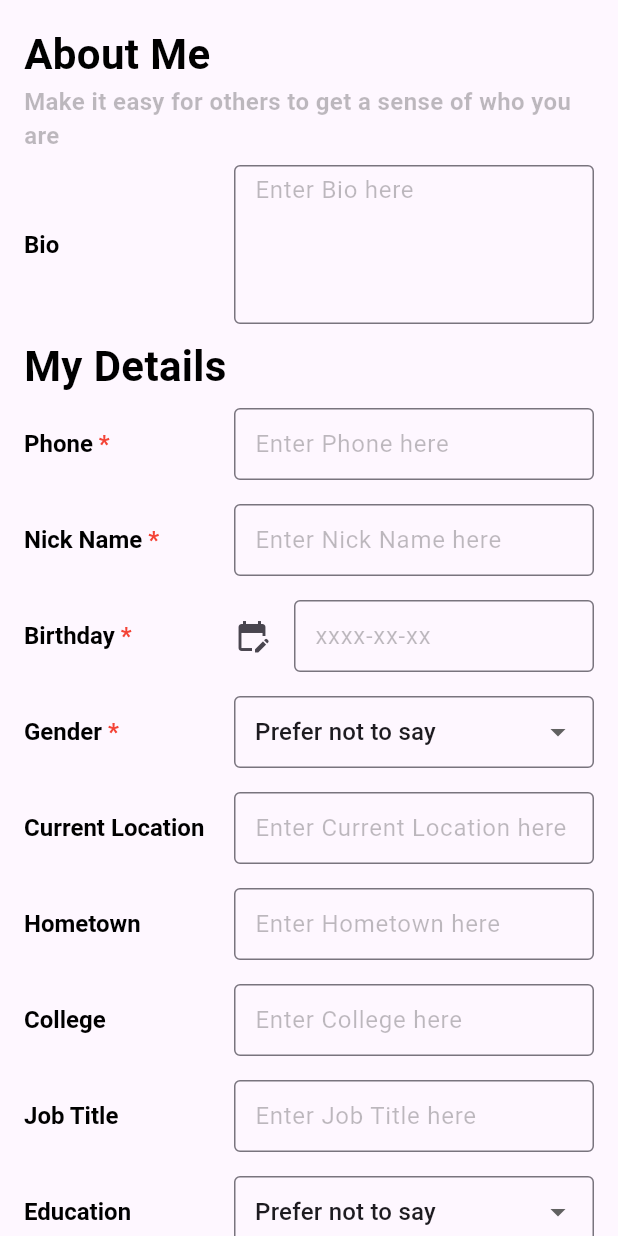
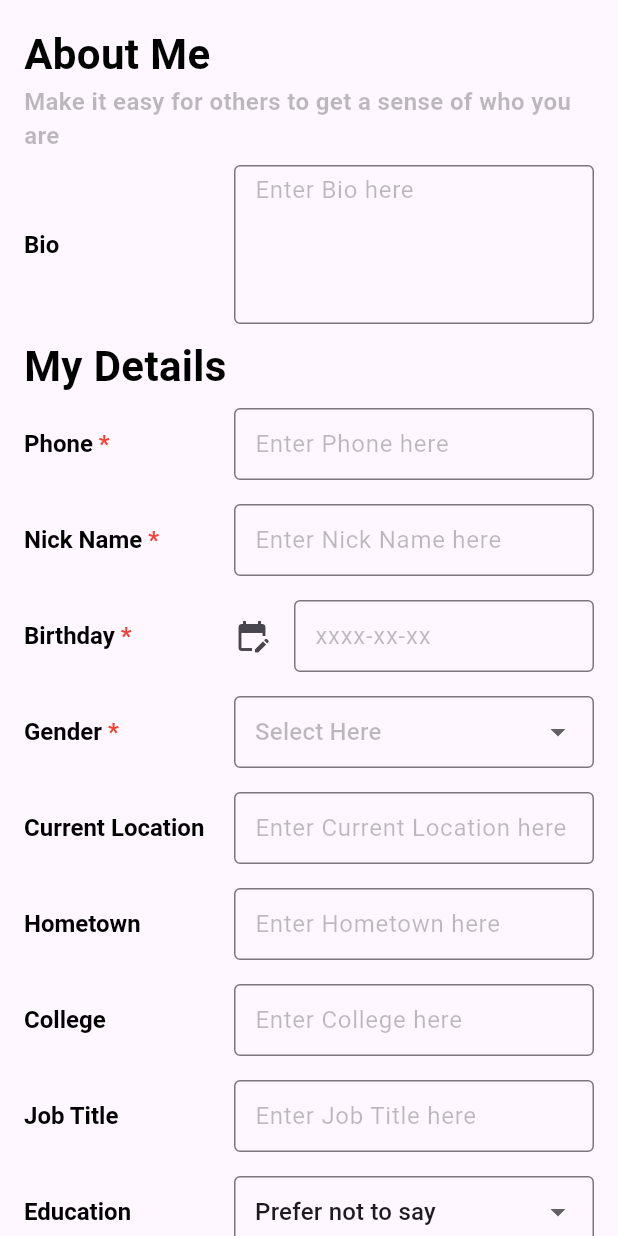
Before and after one commit to SparkUp-App/SparkUp-Android, a Flutter app: the EditProfilePage screen opened directly, on a phone screen of 412 x 824 dp. Run offline on Flutter 3.47's test engine with Material 3 defaults, Android fonts, the light colour scheme and no system bars; missing offline and left inert: toasty_box.

Commit message:
Save Profile Edit Action Temp

```diff
--- a/lib/screen/home_page_sub_screen/profile_page.dart
+++ b/lib/screen/home_page_sub_screen/profile_page.dart
@@ -1,5 +1,9 @@
 import 'package:flutter/material.dart';
+import 'package:spark_up/common_widget/system_message.dart';
 import 'package:spark_up/const_variable.dart';
+import 'package:spark_up/network/network.dart';
+import 'package:spark_up/network/path/post_path.dart';
+import 'package:spark_up/network/path/profile_path.dart';
 import 'package:toasty_box/toasty_box.dart';
 import 'package:toasty_box/toast_enums.dart';
 import 'package:toasty_box/toast_service.dart';
@@ -12,31 +16,37 @@ class EditProfilePage extends StatefulWidget {
 }
 
 class _EditProfilePageState extends State<EditProfilePage> {
+  bool isLoading = false;
   final Map<String, String?> _profileData = {
     //'name': null,
-    'phone': '',
-    'nickname': '',
-    'dob': '',
-    'gender': 'Prefer not to say', //給空字串會炸，除非我們genderList加一個''
-    'bio': '',
-    'current_location': '',
-    'hometown':'',
-    'college': '',
-    'job_title':'',
+    'phone': null,
+    'nickname': null,
+    'dob': null,
+    'gender': null,
+    'bio': null,
+    'current_location': null,
+    'hometown': null,
+    'college': null,
+    'job_title': null,
     'education_level': 'Prefer not to say',
-    'mbti':'Prefer not to say',
+    'mbti': 'Prefer not to say',
     'constellation': 'Prefer not to say',
     'blood_type': 'Prefer not to say',
     'religion': 'Prefer not to say',
-    'sexuality':'Prefer not to say',
-    'ethnicity':'Prefer not to say',
-    'diet':'Prefer not to say',
+    'sexuality': 'Prefer not to say',
+    'ethnicity': 'Prefer not to say',
+    'diet': 'Prefer not to say',
     /*
     'smoke':'Prefer not to say',
     'drinking':'Prefer not to say',
     'marijuana':'Prefer not to say',
     'drugs':'Prefer not to say',
     */
+    'skills': null,
+    'personalities': null,
+    'languages': null,
+    'interest_types': null,
+
     'skills':'',
     'personalities':'',
     'languages':'',
@@ -45,14 +55,14 @@ class _EditProfilePageState extends State<EditProfilePage> {
 
   final Map<String, List<String>> _dropdownOptions = {
     'gender': genderList,
-    'education_level':educationLevelList,
-    'mbti':mbtiList,
-    'constellation':constellationList,
-    'blood_type':bloodTypeList,
-    'religion':religionList,
-    'sexuality':sexualityList,
-    'ethnicity':ethnicityList,
-    'diet':dietList,
+    'education_level': educationLevelList,
+    'mbti': mbtiList,
+    'constellation': constellationList,
+    'blood_type': bloodTypeList,
+    'religion': religionList,
+    'sexuality': sexualityList,
+    'ethnicity': ethnicityList,
+    'diet': dietList,
   };
   late Map<String, TextEditingController> _controllers; //TextField改用TextEditingController去防問題，也避免他重製輸入標
   @override
@@ -80,7 +90,8 @@ class _EditProfilePageState extends State<EditProfilePage> {
   final List<String> _selectedInterestTags = []; //紀錄當前選擇的tag
   final List<String> _availableInterestTags = eventType;
 
-  Widget _buildTagSelector(String label, String key,List<String> selectedTags, List<String> availableTags) {
+  Widget _buildTagSelector(String label, String key, List<String> selectedTags,
+      List<String> availableTags) {
     return Padding(
       padding: const EdgeInsets.symmetric(vertical: 8.0),
       child: Row(
@@ -97,24 +108,29 @@ class _EditProfilePageState extends State<EditProfilePage> {
             child: Column(
               crossAxisAlignment: CrossAxisAlignment.start,
               children: [
-                Wrap(//更彈性的Row
+                Wrap(
+                  //更彈性的Row
                   spacing: 8,
                   runSpacing: 4,
-                  children: selectedTags.map((tag) => Chip(
+                  children: selectedTags
+                      .map((tag) => Chip(
                             label: Text('#' + tag),
                             onDeleted: () {
                               setState(() {
                                 selectedTags.remove(tag);
-                        _profileData[key] = selectedTags.join(','); //要時刻記錄當前操作資訊，避免在這一層刪除資訊但沒紀錄到
+                                _profileData[key] = selectedTags
+                                    .join(','); //要時刻記錄當前操作資訊，避免在這一層刪除資訊但沒紀錄到
                               });
                             },
                             deleteIconColor: Colors.grey,
                             backgroundColor: Colors.grey[200],
-                  )).toList(),
+                          ))
+                      .toList(),
                 ),
                 const SizedBox(height: 8),
                 InkWell(
-                  onTap: () => _showTagSelectionDialog(label, key, selectedTags, availableTags),
+                  onTap: () => _showTagSelectionDialog(
+                      label, key, selectedTags, availableTags),
                   child: Container(
                     padding: EdgeInsets.symmetric(horizontal: 10, vertical: 5),
                     decoration: BoxDecoration(
@@ -124,7 +140,7 @@ class _EditProfilePageState extends State<EditProfilePage> {
                     child: const Text(
                       '+',
                       style: TextStyle(
-                        color:Colors.grey,
+                        color: Colors.grey,
                       ),
                     ),
                   ),
@@ -137,12 +153,14 @@ class _EditProfilePageState extends State<EditProfilePage> {
     );
   }
 
-void _showTagSelectionDialog(String label, String key, List<String> selectedTags, List<String> availableTags) {
+  void _showTagSelectionDialog(String label, String key,
+      List<String> selectedTags, List<String> availableTags) {
     showDialog(
       context: context,
       barrierDismissible: false, // 防止點擊外部關閉
       builder: (BuildContext context) {
-      return StatefulBuilder( //點擊按下要改變背景顏色，需要這一層來控制
+        return StatefulBuilder(
+          //點擊按下要改變背景顏色，需要這一層來控制
           builder: (context, setState) {
             return AlertDialog(
               title: Text('Choose your ' + label),
@@ -184,13 +202,14 @@ void _showTagSelectionDialog(String label, String key, List<String> selectedTags
           },
         );
       },
-  ).then((_) { //等上面確認跳出視窗後，再做setState更新資訊(使_profileData能吃到更新資訊)，並且更新使selectedTags.map((tag) => Chip重新運作
-    setState(() { //只要這個視窗跳走，就會記錄當前有的資訊
+    ).then((_) {
+      //等上面確認跳出視窗後，再做setState更新資訊(使_profileData能吃到更新資訊)，並且更新使selectedTags.map((tag) => Chip重新運作
+      setState(() {
+        //只要這個視窗跳走，就會記錄當前有的資訊
         _profileData[key] = selectedTags.join(',');
       });
     });
   }
-
 
   Widget _buildDropdown(String label, String key, {isRequired = false}) {
     return Padding(
@@ -203,7 +222,10 @@ void _showTagSelectionDialog(String label, String key, List<String> selectedTags
             child: RichText(
               text: TextSpan(
                 text: label,
-                style: const TextStyle(color:Colors.black,fontSize: 16, fontWeight: FontWeight.bold),
+                style: const TextStyle(
+                    color: Colors.black,
+                    fontSize: 16,
+                    fontWeight: FontWeight.bold),
                 children: [
                   if (isRequired)
                     const TextSpan(
@@ -220,15 +242,20 @@ void _showTagSelectionDialog(String label, String key, List<String> selectedTags
               isExpanded: true,
               decoration: const InputDecoration(
                 border: OutlineInputBorder(),
-                contentPadding: EdgeInsets.symmetric(horizontal: 10, vertical: 5),
+                contentPadding:
+                    EdgeInsets.symmetric(horizontal: 10, vertical: 5),
               ),
-              hint: const Text('Select Here', style: TextStyle(color: Colors.black26),),
+              hint: const Text(
+                'Select Here',
+                style: TextStyle(color: Colors.black26),
+              ),
               items: _dropdownOptions[key]?.map((String value) {
                     return DropdownMenuItem<String>(
                       value: value,
                       child: Text(value),
                     );
-              }).toList() ?? [],
+                  }).toList() ??
+                  [],
               onChanged: (String? newValue) {
                 setState(() {
                   _profileData[key] = newValue;
@@ -241,8 +268,9 @@ void _showTagSelectionDialog(String label, String key, List<String> selectedTags
     );
   }
 
-  Widget _buildDatePicker(String label, String key,{bool isRequired = false}) {
-    TextEditingController controller = TextEditingController(text: _profileData[key] ?? '');
+  Widget _buildDatePicker(String label, String key, {bool isRequired = false}) {
+    TextEditingController controller =
+        TextEditingController(text: _profileData[key] ?? '');
 
     return Padding(
       padding: const EdgeInsets.symmetric(vertical: 8.0),
@@ -254,7 +282,10 @@ void _showTagSelectionDialog(String label, String key, List<String> selectedTags
             child: RichText(
               text: TextSpan(
                 text: label,
-                style: const TextStyle(fontSize: 16, fontWeight: FontWeight.bold, color: Colors.black),
+                style: const TextStyle(
+                    fontSize: 16,
+                    fontWeight: FontWeight.bold,
+                    color: Colors.black),
                 children: [
                   if (isRequired)
                     const TextSpan(
@@ -277,22 +308,25 @@ void _showTagSelectionDialog(String label, String key, List<String> selectedTags
 
                 if (selectedDate != null) {
                   setState(() {
-                    String formattedDate = selectedDate.toIso8601String().split('T')[0]; //ISO format
+                    String formattedDate = selectedDate
+                        .toIso8601String()
+                        .split('T')[0]; //ISO format
                     _profileData[key] = formattedDate;
                     controller.text = formattedDate;
                   });
                 }
               },
-              child: IgnorePointer( //忽略點擊的textfield，只做顯示
+              child: IgnorePointer(
+                //忽略點擊的textfield，只做顯示
                 child: TextFormField(
                   controller: controller,
                   decoration: const InputDecoration(
                       border: OutlineInputBorder(),
-                    contentPadding: EdgeInsets.symmetric(horizontal: 10, vertical: 5),
+                      contentPadding:
+                          EdgeInsets.symmetric(horizontal: 10, vertical: 5),
                       hintText: "xxxx-xx-xx",
                       hintStyle: TextStyle(color: Colors.black26),
-                    icon: Icon(Icons.edit_calendar)
-                  ),
+                      icon: Icon(Icons.edit_calendar)),
                 ),
               ),
             ),
@@ -302,7 +336,8 @@ void _showTagSelectionDialog(String label, String key, List<String> selectedTags
     );
   }
 
-  Widget _buildTextField(String label, String key, {int maxLines = 1, bool isRequired = false}) {
+  Widget _buildTextField(String label, String key,
+      {int maxLines = 1, bool isRequired = false}) {
     return Padding(
       padding: const EdgeInsets.symmetric(vertical: 8.0),
       child: Row(
@@ -313,7 +348,10 @@ void _showTagSelectionDialog(String label, String key, List<String> selectedTags
             child: RichText(
               text: TextSpan(
                 text: label,
-                style: const TextStyle(fontSize: 16, fontWeight: FontWeight.bold, color: Colors.black),
+                style: const TextStyle(
+                    fontSize: 16,
+                    fontWeight: FontWeight.bold,
+                    color: Colors.black),
                 children: [
                   if (isRequired)
                     const TextSpan(
@@ -329,10 +367,16 @@ void _showTagSelectionDialog(String label, String key, List<String> selectedTags
               maxLines: maxLines,
               decoration: InputDecoration(
                 border: const OutlineInputBorder(),
-                contentPadding: const EdgeInsets.symmetric(horizontal: 10, vertical: 5),
+                contentPadding:
+                    const EdgeInsets.symmetric(horizontal: 10, vertical: 5),
                 hintText: "Enter $label here",
                 hintStyle: const TextStyle(color: Colors.black26),
               ),
+              onChanged: (value) {
+                setState(() {
+                  _profileData[key] = value;
+                });
+              },
               controller: _controllers[key], //放棄根據_profileData的string進行防守。改利用textEditingController去防
             ),
           ),
@@ -341,9 +385,11 @@ void _showTagSelectionDialog(String label, String key, List<String> selectedTags
     );
   }
 
+
   @override
   Widget build(BuildContext context) {
-    return Scaffold(
+    return Stack(children: [
+      Scaffold(
         body: ListView(
           padding: const EdgeInsets.all(16.0),
           children: [
@@ -373,11 +419,11 @@ void _showTagSelectionDialog(String label, String key, List<String> selectedTags
               ),
             ),
               _buildTextField('Phone', 'phone', isRequired: true),
-          _buildTextField('Nick Name', 'nickname',isRequired: true),
-          _buildDatePicker('Birthday', 'dob',isRequired:true),
-          _buildDropdown('Gender', 'gender', isRequired:true),
-          _buildTextField('Current Location','current_location'),
-          _buildTextField('Hometown','hometown'),
+            _buildTextField('Nick Name', 'nickname', isRequired: true),
+            _buildDatePicker('Birthday', 'dob', isRequired: true),
+            _buildDropdown('Gender', 'gender', isRequired: true),
+            _buildTextField('Current Location', 'current_location'),
+            _buildTextField('Hometown', 'hometown'),
             _buildTextField('College', 'college'),
             _buildTextField('Job Title', 'job_title'),
             _buildDropdown('Education', 'education_level'),
@@ -402,19 +448,30 @@ void _showTagSelectionDialog(String label, String key, List<String> selectedTags
               onPressed: _saveProfile,
               child: const Text('Save'),
             ),
-          const SizedBox(height: 30,)
+            const SizedBox(
+              height: 30,
+            )
           ],
         ),
-    );
+      ),
+      if (isLoading) ...[
+        Opacity(
+          opacity: 0.8,
+          child: Container(
+            color: Colors.black,
+          ),
+        ),
+        const Center(child: CircularProgressIndicator())
+      ]
+    ]);
   }
 
-  void _saveProfile() {
-    if( //如果資料不對，應該要在這裡阻斷
-    _profileData['nickname']?.length==0||
-    _profileData['gender']?.length==0||
-    _profileData['phone']?.length==0||
-    _profileData['dob']?.length==0
-    ){
+  void _saveProfile() async {
+    if ( //如果資料不對，應該要在這裡阻斷
+        _profileData['nickname'] == null ||
+            _profileData['gender'] == null ||
+            _profileData['phone'] == null ||
+            _profileData['dob'] == null) {
       ToastService.showErrorToast(
         context,
         length: ToastLength.medium,
@@ -450,5 +507,36 @@ void _showTagSelectionDialog(String label, String key, List<String> selectedTags
     _profileData.forEach((key, value) {
       debugPrint('Key: $key, Value: $value');
     });
+
+    setState(() {
+      isLoading = true;
+    });
+
+    final response = await Network.manager.sendRequest(
+        method: RequestMethod.post,
+        path: ProfilePath.update,
+        pathMid: ["${Network.manager.userId}"],
+        data: _profileData);
+
+    setState(() {
+      isLoading = false;
+    });
+
+    if (context.mounted) {
+      if (response["status"] == "success") {
+        showDialog(
+          context: context,
+          builder: (context) {
+            return const SystemMessage(content: "Profile Update Success");
+          },
+        );
+      } else {
+        showDialog(
+            context: context,
+            builder: (context) {
+              return const SystemMessage(content: "Profile Update Failed");
+            });
       }
     }
+  }
+}
```
Lines whose indentation alone changed are shown as unchanged.
